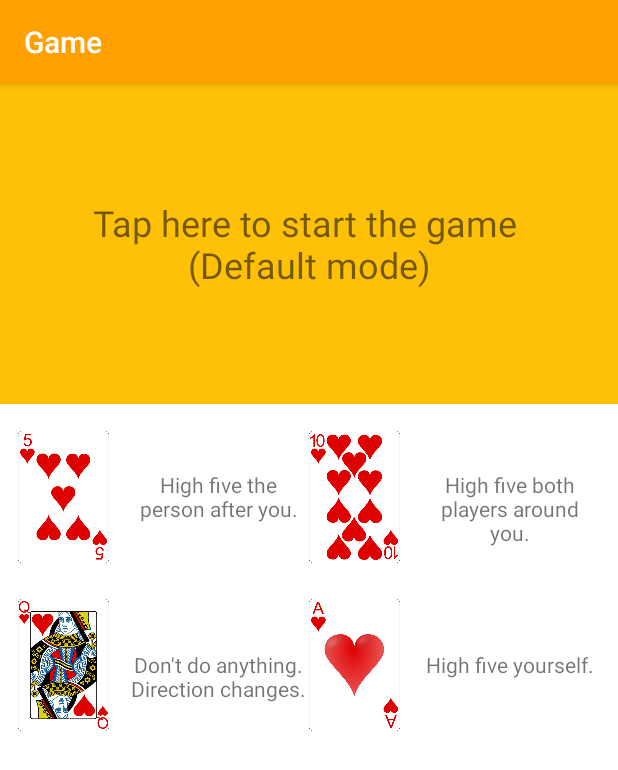
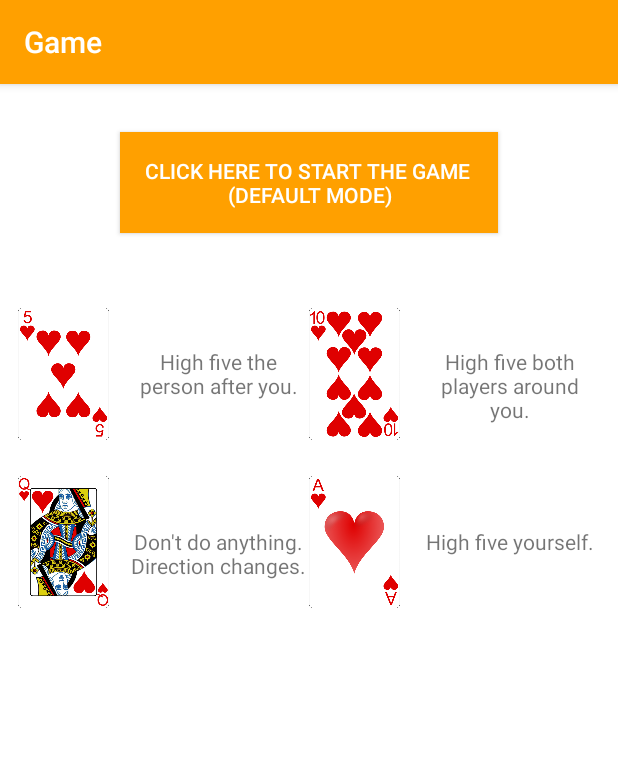
Before and after one commit to amdroid007/high-five-card-game, an Android app: the GameFragment screen opened directly, with no data from a screen before it, on a phone screen of 412 x 824 dp. Shown: the top 770 px of the screen. Run offline under Robolectric (Android 15) with nearby library versions, the phone set to English and light mode, and no system bars.

Commit message:
Changed start game text view to button

```diff
--- a/src/main/java/com/iliaskomp/highfivecardgame/activities/GameFragment.java
+++ b/src/main/java/com/iliaskomp/highfivecardgame/activities/GameFragment.java
@@ -18,6 +18,7 @@ import android.view.MenuInflater;
 import android.view.MenuItem;
 import android.view.View;
 import android.view.ViewGroup;
+import android.widget.Button;
 import android.widget.ImageView;
 import android.widget.TextView;
 
@@ -33,10 +34,11 @@ public class GameFragment extends Fragment{
 
     private View mView;
 
-    private TextView mTextViewMessage;
+//    private TextView mTextViewMessage;
     private ImageView mCardImageView;
     private TextView mTextViewTimer;
     private GridLayout mGridLayoutRules;
+    private Button mButtonClickStartGame;
 
     private Deck mDeck;
     private boolean mGameOver = false;
@@ -64,9 +66,10 @@ public class GameFragment extends Fragment{
         mView = inflater.inflate(R.layout.fragment_game, container, false);
 
         mCardImageView = (ImageView) mView.findViewById(R.id.image_view_cards);
-        mTextViewMessage = (TextView) mView.findViewById(R.id.text_view_message);
+//        mTextViewMessage = (TextView) mView.findViewById(R.id.text_view_message);
         mTextViewTimer = (TextView) mView.findViewById(R.id.text_view_timer);
         mGridLayoutRules = (GridLayout) mView.findViewById(R.id.grid_layout_card_rules);
+        mButtonClickStartGame = (Button) mView.findViewById(R.id.button_click_start_game);
 
         waitToStart();
 
@@ -156,27 +159,27 @@ public class GameFragment extends Fragment{
 
 
 
-        mTextViewMessage.setVisibility(View.VISIBLE);
+        mButtonClickStartGame.setVisibility(View.VISIBLE);
         mCardImageView.setVisibility(View.GONE);
         mGridLayoutRules.setVisibility(View.VISIBLE);
 
         if (!mRandomMode) {
             mDeck.addDefaultRules();
-            mTextViewMessage.setText(R.string.message_start_game_default_mode);
+            mButtonClickStartGame.setText(R.string.message_start_game_default_mode);
             addCardsRulesToGrid();
         } else {
             mDeck.addRandomRules();
-            mTextViewMessage.setText(R.string.message_start_game_random_mode);
+            mButtonClickStartGame.setText(R.string.message_start_game_random_mode);
             addCardsRulesToGrid();
             for (Card.RANK rank : mDeck.getRanksWithRandomRules()) {
                 Log.d(TAG, rank.toString() + "");
             }
         }
 
-        mTextViewMessage.setOnClickListener(new View.OnClickListener() {
+        mButtonClickStartGame.setOnClickListener(new View.OnClickListener() {
             @Override
             public void onClick(View view) {
-                mTextViewMessage.setVisibility(View.GONE);
+                mButtonClickStartGame.setVisibility(View.GONE);
                 mCardImageView.setVisibility(View.VISIBLE);
                 mGridLayoutRules.setVisibility(View.GONE);
                 startGame();
--- a/src/main/res/layout/fragment_game.xml
+++ b/src/main/res/layout/fragment_game.xml
@@ -7,19 +7,31 @@
     android:layout_width="match_parent"
     android:layout_height="match_parent"
     android:orientation="vertical"
+    android:gravity="center"
     >
 
-    <TextView
-        android:id="@+id/text_view_message"
-        android:layout_width="match_parent"
-        android:layout_height="wrap_content"
-        android:layout_marginBottom="0dp"
-        android:layout_weight="1"
-        android:background="@color/md_amber_500"
+    <!--<TextView-->
+        <!--android:id="@+id/text_view_message"-->
+        <!--android:layout_width="match_parent"-->
+        <!--android:layout_height="wrap_content"-->
+        <!--android:layout_marginBottom="0dp"-->
+        <!--android:layout_weight="1"-->
+        <!--android:background="@color/md_amber_500"-->
+        <!--android:gravity="center"-->
+        <!--android:textSize="24sp"-->
+        <!--tools:text="@string/message_start_game_default_mode"-->
+        <!--tools:visibility="visible"/>-->
+
+    <Button
+        android:id="@+id/button_click_start_game"
+        style="@style/buttonStyle"
+        android:layout_marginTop="32dp"
+        android:layout_marginBottom="32dp"
+        android:padding="@dimen/activity_horizontal_margin"
         android:gravity="center"
-        android:textSize="24sp"
         tools:text="@string/message_start_game_default_mode"
-        tools:visibility="visible"/>
+        android:layout_width="wrap_content"
+        android:layout_height="wrap_content"/>
 
     <android.support.v7.widget.GridLayout
         android:id="@+id/grid_layout_card_rules"
--- a/src/main/res/values/strings.xml
+++ b/src/main/res/values/strings.xml
@@ -6,8 +6,8 @@
     <string name="button_settings">Settings</string>
     <string name="menu_show_rule">Show rule</string>
 
-    <string name="message_start_game_default_mode">Tap here to start the game \n(Default mode)</string>
-    <string name="message_start_game_random_mode">Tap here to start the game \n(Random mode)</string>
+    <string name="message_start_game_default_mode">Click here to start the game \n(Default mode)</string>
+    <string name="message_start_game_random_mode">Click here to start the game \n(Random mode)</string>
     <string name="message_lost">Lost! (Tap here to continue)</string>
     <string name="message_timer_seconds">Seconds: %d</string>
 
--- a/src/main/res/values/styles.xml
+++ b/src/main/res/values/styles.xml
@@ -20,6 +20,9 @@
     </style>
 
     <style name="buttonStyle">
+        <!--<item name="android:paddingLeft">32dp</item>-->
+        <!--<item name="android:paddingRight">32dp</item>-->
+
         <item name="android:background">@color/colorPrimary</item>
         <item name="android:textColor">@color/colorBackground</item>
         <item name="android:layout_height">wrap_content</item>
```
